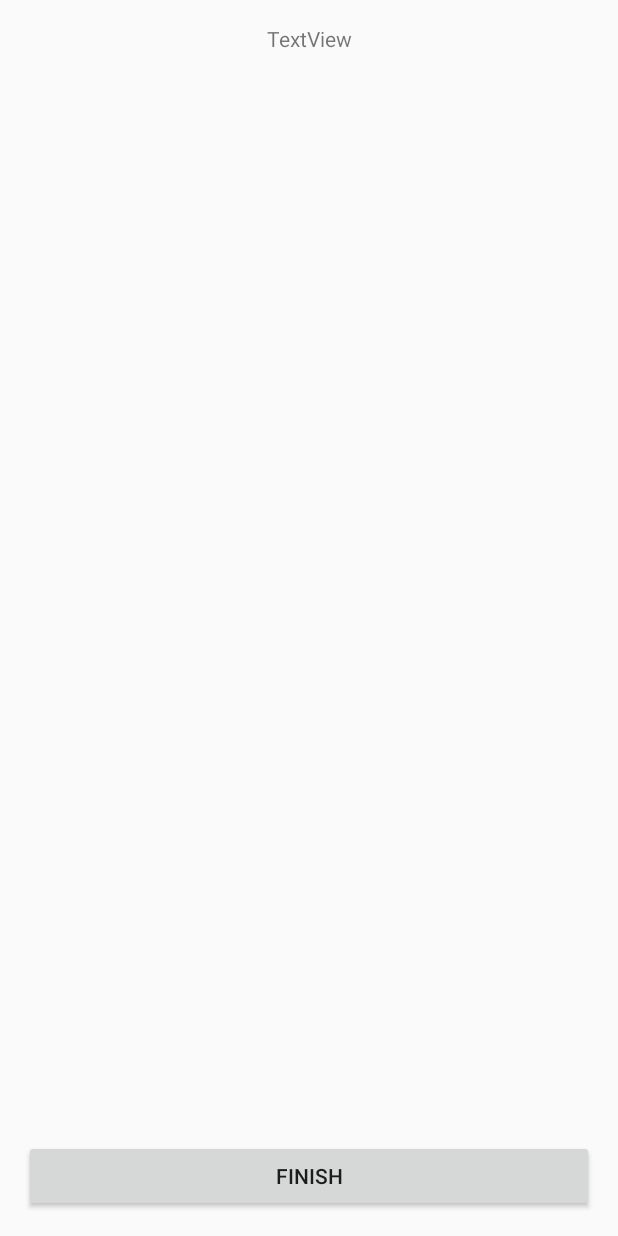
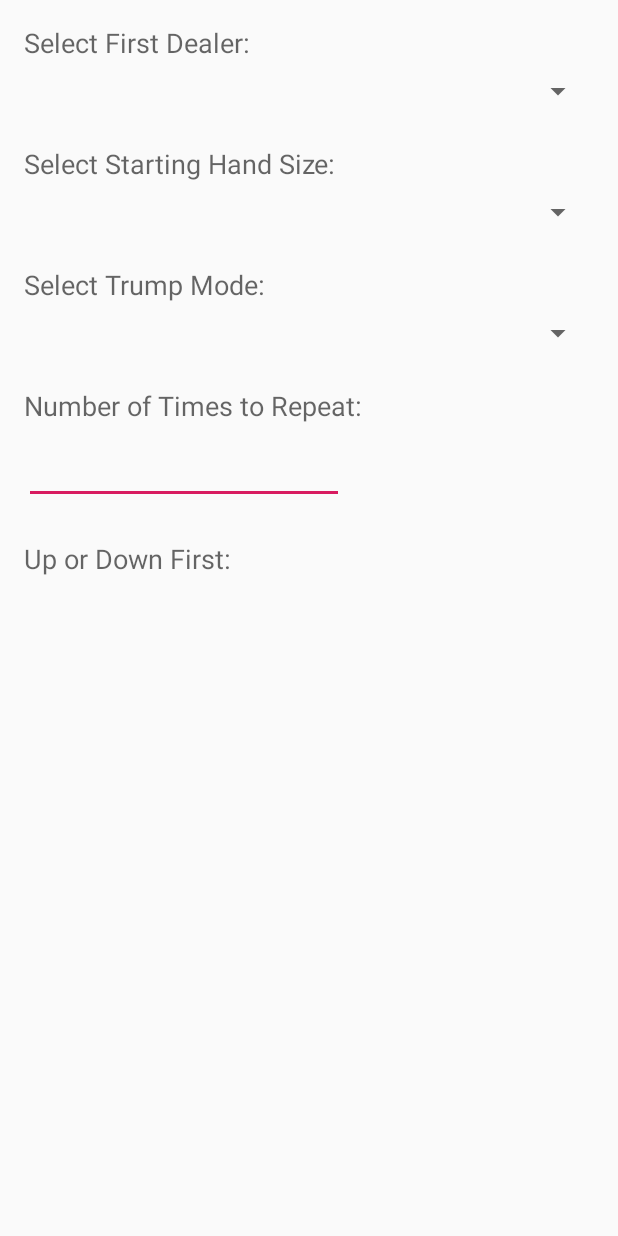
Before and after one commit to Jhall1990/UpAndDownTheRiver, an Android app: the SelectPlayers screen opened directly, with no data from a screen before it, after a tap on "FINISH", on a phone screen of 412 x 824 dp. Run offline under Robolectric (Android 15) with nearby library versions, the phone set to English and light mode, and no system bars.

Commit message:
started new game stuff

```diff
--- a/app/src/main/AndroidManifest.xml
+++ b/app/src/main/AndroidManifest.xml
@@ -9,7 +9,8 @@
         android:roundIcon="@mipmap/ic_launcher_round"
         android:supportsRtl="true"
         android:theme="@style/AppTheme">
-        <activity android:name=".SelectPlayers"></activity>
+        <activity android:name=".FinalizeSettings"></activity>
+        <activity android:name=".SelectPlayers" />
         <activity android:name=".AddEditPlayer" />
         <activity android:name=".Players" />
         <activity android:name=".MainActivity">
--- /dev/null
+++ b/app/src/main/java/example/jacob/upanddowntheriver/FinalizeSettings.java
@@ -0,0 +1,13 @@
+package example.jacob.upanddowntheriver;
+
+import android.support.v7.app.AppCompatActivity;
+import android.os.Bundle;
+
+public class FinalizeSettings extends AppCompatActivity {
+
+    @Override
+    protected void onCreate(Bundle savedInstanceState) {
+        super.onCreate(savedInstanceState);
+        setContentView(R.layout.activity_finalize_settings);
+    }
+}
--- a/app/src/main/java/example/jacob/upanddowntheriver/MainActivity.java
+++ b/app/src/main/java/example/jacob/upanddowntheriver/MainActivity.java
@@ -9,7 +9,7 @@ public class MainActivity extends AppCompatActivity {
     public void loadNewGameActivity(android.view.View view) {
         Log.i("btn", "New Game button pressed");
 
-        Intent intent = new Intent(this. SelectPlayers.class);
+        Intent intent = new Intent(this, SelectPlayers.class);
         startActivity(intent);
     }
 
--- a/app/src/main/java/example/jacob/upanddowntheriver/Player.java
+++ b/app/src/main/java/example/jacob/upanddowntheriver/Player.java
@@ -6,7 +6,7 @@ import android.util.Log;
 import org.json.JSONException;
 import org.json.JSONObject;
 
-public class Player {
+public class Player implements java.io.Serializable {
     private String name;
     private String nickName;
     private int score;
--- a/app/src/main/java/example/jacob/upanddowntheriver/PlayerCollection.java
+++ b/app/src/main/java/example/jacob/upanddowntheriver/PlayerCollection.java
@@ -1,25 +1,36 @@
 package example.jacob.upanddowntheriver;
 
 import android.content.Context;
+import android.content.Intent;
 import android.util.Log;
+import android.widget.ArrayAdapter;
+import android.widget.ListView;
 
 import org.json.JSONArray;
 import org.json.JSONException;
 import org.json.JSONObject;
 
+import java.io.BufferedReader;
+import java.io.FileInputStream;
 import java.io.FileNotFoundException;
 import java.io.FileOutputStream;
 import java.io.IOException;
+import java.io.InputStreamReader;
 import java.io.OutputStreamWriter;
 import java.util.ArrayList;
 
 import static android.content.Context.MODE_PRIVATE;
 
-class PlayerCollection {
+class PlayerCollection implements java.io.Serializable {
     private ArrayList<Player> players;
 
-    PlayerCollection() {
-        players = new ArrayList<>();
+    PlayerCollection(Context c) {
+        this.players = new ArrayList<>();
+    }
+
+    PlayerCollection(Context c, String jsonFile) {
+        this.players = new ArrayList<>();
+        readFromJsonFile(c, jsonFile);
     }
 
     void addPlayer(Player p) {
@@ -30,8 +41,8 @@ class PlayerCollection {
         players.add(index, p);
     }
 
-    void removePlayer(int index) {
-        players.remove(index);
+    Player removePlayer(int index) {
+        return players.remove(index);
     }
 
     ArrayList<Player> getPlayers() {
@@ -40,6 +51,10 @@ class PlayerCollection {
 
     Player getPlayer(int index) {
         return players.get(index);
+    }
+
+    int size() {
+        return players.size();
     }
 
     /*
@@ -85,4 +100,72 @@ class PlayerCollection {
             Log.i("ioError", "Couldn't write to the players file>");
         }
     }
+
+    /*
+    Populates the players array with player objects from the json file.
+     */
+    private void readFromJsonFile(Context c, String jsonFile) {
+        try {
+            // All this to read the players json file.
+            FileInputStream playersFile = c.openFileInput(jsonFile);
+            InputStreamReader isr = new InputStreamReader(playersFile);
+            BufferedReader bufferedReader = new BufferedReader(isr);
+            StringBuilder playerJson = new StringBuilder();
+            String line;
+
+            while ((line = bufferedReader.readLine()) != null) {
+                playerJson.append(line);
+            }
+
+            // Create a json object from the text read out of the players file.
+            JSONObject playerData = new JSONObject(playerJson.toString());
+
+            // Create a JSON array object from the "players" object in the players JSON.
+            JSONArray playerArray = (JSONArray) playerData.get("players");
+
+            // Iterate over each entry in the playerArray, create a player
+            // and add it to the player collection.
+            for (int i = 0; i < playerArray.length(); i++) {
+                Player p = new Player(playerArray.getJSONObject(i));
+                addPlayer(p);
+            }
+        } catch (JSONException e) {
+            Log.i("jsonError", "Couldn't read players json");
+        } catch (FileNotFoundException e) {
+            Log.i("fileNotFound", "Could not find players file");
+        } catch (IOException e) {
+            Log.i("ioError", "Could not read players file");
+        }
+    }
+
+    /*
+    Populates a list with the current players array.
+     */
+    ArrayAdapter<Player> createPlayerAdapter(Context c, ListView listView, int layout) {
+        // Create an array adapter for the players array.
+        ArrayAdapter<Player> adapter = new ArrayAdapter<>(c, layout, getPlayers());
+
+        // Update the list view with the created adapter.
+        listView.setAdapter(adapter);
+
+        return adapter;
+    }
+
+    void addPlayer(Intent intent) {
+        String name = intent.getStringExtra("name");
+        String nickName = intent.getStringExtra("nickName");
+        Player p = new Player(name, nickName);
+        addPlayer(p);
+    }
+
+    void editPlayer(Intent intent) {
+        int index = intent.getIntExtra("index", -1);
+        String name = intent.getStringExtra("name");
+        String nickName = intent.getStringExtra("nickName");
+
+        Player p = getPlayer(index);
+        p.setName(name);
+        p.setNickName(nickName);
+
+    }
 }
--- a/app/src/main/java/example/jacob/upanddowntheriver/SelectPlayers.java
+++ b/app/src/main/java/example/jacob/upanddowntheriver/SelectPlayers.java
@@ -1,13 +1,158 @@
 package example.jacob.upanddowntheriver;
 
+import android.app.Activity;
+import android.content.Intent;
 import android.support.v7.app.AppCompatActivity;
 import android.os.Bundle;
+import android.util.Log;
+import android.view.ContextMenu;
+import android.view.MenuInflater;
+import android.view.MenuItem;
+import android.view.View;
+import android.widget.AdapterView;
+import android.widget.ArrayAdapter;
+import android.widget.ListView;
+import android.widget.TextView;
+
+import java.util.Locale;
 
 public class SelectPlayers extends AppCompatActivity {
+
+    private PlayerCollection availablePlayers;
+    private PlayerCollection selectedPlayers;
+    private ArrayAdapter<Player> playerAdapter;
+
+    private void updateBanner() {
+        // Get the banner text view.
+        TextView banner = findViewById(R.id.selectPlayerText);
+
+        // Get the number of players
+        int numPlayers = selectedPlayers.size() + 1;
+
+        // Create the banner string.
+        String bannerText;
+
+        if (numPlayers <= 2) {
+            bannerText = String.format(Locale.getDefault(), "Select player %d", numPlayers);
+        } else {
+            bannerText = String.format(Locale.getDefault(), "Select player %d, or press Finish", numPlayers);
+        }
+
+        // Update the banner's text.
+        banner.setText(bannerText);
+    }
+
+    /*
+    Moves to the finalize settings activity.
+     */
+    public void startFinalizeSettings(android.view.View view) {
+        Log.i("btn", "Finish button pressed");
+
+        Intent intent = new Intent(this, FinalizeSettings.class);
+        Bundle playerBundle = new Bundle();
+        playerBundle.putSerializable("players", selectedPlayers);
+        intent.putExtras(playerBundle);
+        startActivity(intent);
+    }
+
+    /*
+    Create an on click listener for the player list view. Move the selected player
+    into the selected player collection and remove it from the available players
+    collection.
+    */
+    private void addClickListener(ListView listView) {
+        listView.setOnItemClickListener(new AdapterView.OnItemClickListener() {
+            @Override
+            public void onItemClick(AdapterView<?> parent, View view, int position, long id) {
+                Player p = availablePlayers.removePlayer(position);
+                selectedPlayers.addPlayer(p);
+                playerAdapter.notifyDataSetChanged();
+                updateBanner();
+            }
+        });
+    }
+
+    public void openAddEditPlayers(android.view.View view) {
+        Log.i("btn", "Add player button pressed");
+
+        Intent intent = new Intent(this, AddEditPlayer.class);
+        intent.putExtra("requestCode", Constants.ADD_PLAYER);
+        startActivityForResult(intent, Constants.ADD_PLAYER);
+    }
+
+    @Override
+    protected void onActivityResult(int requestCode, int resultCode, Intent data) {
+        if (resultCode == Activity.RESULT_OK) {
+            if (requestCode == Constants.ADD_PLAYER) {
+                availablePlayers.addPlayer(data);
+            } else if (requestCode == Constants.EDIT_PLAYER) {
+                availablePlayers.editPlayer(data);
+            }
+            playerAdapter.notifyDataSetChanged();
+            availablePlayers.savePlayers(this);
+        }
+    }
+
+    @Override
+    public void onCreateContextMenu(ContextMenu menu, View v, ContextMenu.ContextMenuInfo menuInfo) {
+        super.onCreateContextMenu(menu, v, menuInfo);
+        if (v.getId()==R.id.selectPlayerList) {
+            MenuInflater inflater = getMenuInflater();
+            inflater.inflate(R.menu.player_edit_menu, menu);
+        }
+    }
+
+    @Override
+    public boolean onContextItemSelected(MenuItem item) {
+        AdapterView.AdapterContextMenuInfo info = (AdapterView.AdapterContextMenuInfo) item.getMenuInfo();
+        int index = info.position;
+        int itemId = item.getItemId();
+
+        if (itemId == R.id.edit) {
+            Intent intent = new Intent(this, AddEditPlayer.class);
+            Player player = availablePlayers.getPlayer(index);
+            intent.putExtra("name", player.getName());
+            intent.putExtra("nickName", player.getNickName());
+            intent.putExtra("requestCode", Constants.EDIT_PLAYER);
+            intent.putExtra("index", index);
+            startActivityForResult(intent, Constants.EDIT_PLAYER);
+        } else if (itemId == R.id.delete) {
+            availablePlayers.removePlayer(index);
+            playerAdapter.notifyDataSetChanged();
+            availablePlayers.savePlayers(this);
+        } else {
+            return super.onContextItemSelected(item);
+        }
+        return true;
+    }
 
     @Override
     protected void onCreate(Bundle savedInstanceState) {
         super.onCreate(savedInstanceState);
         setContentView(R.layout.activity_select_players);
+
+        // Get the list view to add the players to.
+        ListView playerList = findViewById(R.id.selectPlayerList);
+
+        // Get the layout which is used to create an array adapter.
+        int layout = android.R.layout.simple_list_item_1;
+
+        // Create the players collection and have it populated with
+        // the players in the saved json file.
+        availablePlayers = new PlayerCollection(this, Constants.PLAYERS_FILE);
+        playerAdapter = availablePlayers.createPlayerAdapter(this, playerList, layout);
+
+        // Initialize the selected players collections.
+        selectedPlayers = new PlayerCollection(this);
+
+        // Register the list view with a context manager, this allows
+        // the long press menu to work.
+        registerForContextMenu(playerList);
+
+        // Update the text banner.
+        updateBanner();
+
+        // Make the list view clickable.
+        addClickListener(playerList);
     }
 }
--- /dev/null
+++ b/app/src/main/res/layout/activity_finalize_settings.xml
@@ -0,0 +1,135 @@
+<?xml version="1.0" encoding="utf-8"?>
+<android.support.constraint.ConstraintLayout xmlns:android="http://schemas.android.com/apk/res/android"
+    xmlns:app="http://schemas.android.com/apk/res-auto"
+    xmlns:tools="http://schemas.android.com/tools"
+    android:layout_width="match_parent"
+    android:layout_height="match_parent"
+    tools:context=".FinalizeSettings">
+
+    <TextView
+        android:id="@+id/selectDealerText"
+        android:layout_width="wrap_content"
+        android:layout_height="wrap_content"
+        android:layout_marginStart="16dp"
+        android:layout_marginLeft="16dp"
+        android:layout_marginTop="16dp"
+        android:text="@string/select_dealer_text"
+        android:textAppearance="@style/TextAppearance.AppCompat.Medium"
+        app:layout_constraintStart_toStartOf="parent"
+        app:layout_constraintTop_toTopOf="parent"
+        tools:text="Select Dealer" />
+
+    <Spinner
+        android:id="@+id/dealerSpinner"
+        android:layout_width="0dp"
+        android:layout_height="wrap_content"
+        android:layout_marginStart="16dp"
+        android:layout_marginLeft="16dp"
+        android:layout_marginTop="8dp"
+        android:layout_marginEnd="16dp"
+        android:layout_marginRight="16dp"
+        app:layout_constraintEnd_toEndOf="parent"
+        app:layout_constraintStart_toStartOf="parent"
+        app:layout_constraintTop_toBottomOf="@+id/selectDealerText" />
+
+    <TextView
+        android:id="@+id/selectHandSizeText"
+        android:layout_width="wrap_content"
+        android:layout_height="wrap_content"
+        android:layout_marginStart="16dp"
+        android:layout_marginLeft="16dp"
+        android:layout_marginTop="24dp"
+        android:text="@string/select_hand_size_text"
+        android:textAppearance="@style/TextAppearance.AppCompat.Medium"
+        app:layout_constraintStart_toStartOf="parent"
+        app:layout_constraintTop_toBottomOf="@+id/dealerSpinner"
+        tools:text="Select Starting Hand Size" />
+
+    <Spinner
+        android:id="@+id/handSizeSpinner"
+        android:layout_width="0dp"
+        android:layout_height="wrap_content"
+        android:layout_marginStart="16dp"
+        android:layout_marginLeft="16dp"
+        android:layout_marginTop="8dp"
+        android:layout_marginEnd="16dp"
+        android:layout_marginRight="16dp"
+        app:layout_constraintEnd_toEndOf="parent"
+        app:layout_constraintStart_toStartOf="parent"
+        app:layout_constraintTop_toBottomOf="@+id/selectHandSizeText" />
+
+    <TextView
+        android:id="@+id/trumpModeText"
+        android:layout_width="wrap_content"
+        android:layout_height="wrap_content"
+        android:layout_marginStart="16dp"
+        android:layout_marginLeft="16dp"
+        android:layout_marginTop="24dp"
+        android:text="@string/select_trump_mode_text"
+        android:textAppearance="@style/TextAppearance.AppCompat.Medium"
+        app:layout_constraintStart_toStartOf="parent"
+        app:layout_constraintTop_toBottomOf="@+id/handSizeSpinner"
+        tools:text="Select Trump Mode" />
+
+    <Spinner
+        android:id="@+id/trumpModeSpinner"
+        android:layout_width="0dp"
+        android:layout_height="wrap_content"
+        android:layout_marginStart="16dp"
+        android:layout_marginLeft="16dp"
+        android:layout_marginTop="8dp"
+        android:layout_marginEnd="16dp"
+        android:layout_marginRight="16dp"
+        app:layout_constraintEnd_toEndOf="parent"
+        app:layout_constraintStart_toStartOf="parent"
+        app:layout_constraintTop_toBottomOf="@+id/trumpModeText" />
+
+    <TextView
+        android:id="@+id/repeatTextView"
+        android:layout_width="wrap_content"
+        android:layout_height="wrap_content"
+        android:layout_marginStart="16dp"
+        android:layout_marginLeft="16dp"
+        android:layout_marginTop="24dp"
+        android:text="@string/number_repeats_text"
+        android:textAppearance="@style/TextAppearance.AppCompat.Medium"
+        app:layout_constraintStart_toStartOf="parent"
+        app:layout_constraintTop_toBottomOf="@+id/trumpModeSpinner"
+        tools:text="Number of Times to Repeat" />
+
+    <EditText
+        android:id="@+id/editText2"
+        android:layout_width="wrap_content"
+        android:layout_height="wrap_content"
+        android:layout_marginStart="16dp"
+        android:layout_marginLeft="16dp"
+        android:layout_marginTop="8dp"
+        android:ems="10"
+        android:inputType="number"
+        app:layout_constraintStart_toStartOf="parent"
+        app:layout_constraintTop_toBottomOf="@+id/repeatTextView" />
+
+    <TextView
+        android:id="@+id/upOrDownText"
+        android:layout_width="wrap_content"
+        android:layout_height="wrap_content"
+        android:layout_marginStart="16dp"
+        android:layout_marginLeft="16dp"
+        android:layout_marginTop="24dp"
+        android:text="@string/up_down_text"
+        android:textAppearance="@style/TextAppearance.AppCompat.Medium"
+        app:layout_constraintStart_toStartOf="parent"
+        app:layout_constraintTop_toBottomOf="@+id/editText2"
+        tools:text="Up or Down First:" />
+
+    <RadioGroup
+        android:id="@+id/upOrDownRadio"
+        android:layout_width="wrap_content"
+        android:layout_height="wrap_content"
+        android:layout_marginStart="16dp"
+        android:layout_marginLeft="16dp"
+        android:layout_marginTop="8dp"
+        app:layout_constraintStart_toStartOf="parent"
+        app:layout_constraintTop_toBottomOf="@+id/upOrDownText" />
+
+</android.support.constraint.ConstraintLayout>
--- a/app/src/main/res/values/strings.xml
+++ b/app/src/main/res/values/strings.xml
@@ -12,4 +12,9 @@
     <string name="player_menu_edit">Edit</string>
     <string name="player_menu_delete">Delete</string>
     <string name="finish_button_text">Finish</string>
+    <string name="select_dealer_text">Select First Dealer:</string>
+    <string name="select_hand_size_text">Select Starting Hand Size:</string>
+    <string name="select_trump_mode_text">Select Trump Mode:</string>
+    <string name="number_repeats_text">Number of Times to Repeat:</string>
+    <string name="up_down_text">Up or Down First:</string>
 </resources>
```
Also changed, not shown: app/src/main/java/example/jacob/upanddowntheriver/Players.java (+7 -79 lines), app/src/main/res/layout/activity_select_players.xml (+21 -3 lines).
